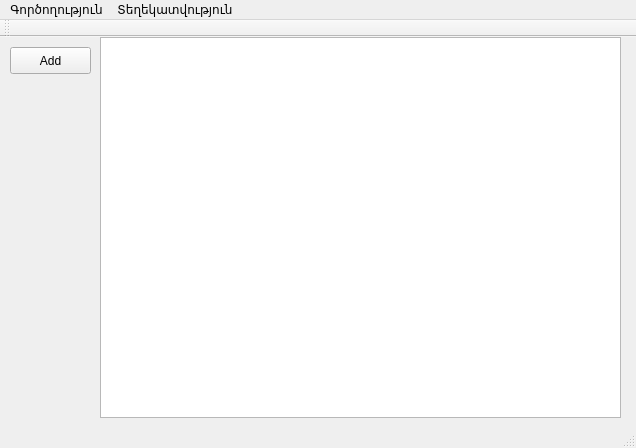
AndranikHovhannisyan/Tourniquets, file mainwindow.ui: the form before one commit.
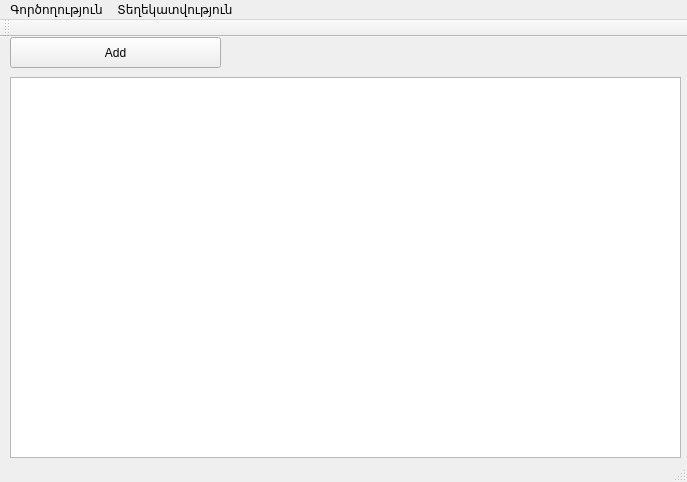
The form after the commit.

```diff
--- a/mainwindow.ui
+++ b/mainwindow.ui
@@ -6,8 +6,8 @@
    <rect>
     <x>0</x>
     <y>0</y>
-    <width>636</width>
-    <height>448</height>
+    <width>687</width>
+    <height>482</height>
    </rect>
   </property>
   <property name="windowTitle">
@@ -17,9 +17,9 @@
    <widget class="QTableView" name="tableView">
     <property name="geometry">
      <rect>
-      <x>100</x>
-      <y>0</y>
-      <width>521</width>
+      <x>10</x>
+      <y>40</y>
+      <width>671</width>
       <height>381</height>
      </rect>
     </property>
@@ -28,9 +28,9 @@
     <property name="geometry">
      <rect>
       <x>10</x>
-      <y>10</y>
-      <width>81</width>
-      <height>27</height>
+      <y>0</y>
+      <width>211</width>
+      <height>31</height>
      </rect>
     </property>
     <property name="text">
@@ -43,7 +43,7 @@
     <rect>
      <x>0</x>
      <y>0</y>
-     <width>636</width>
+     <width>687</width>
      <height>26</height>
     </rect>
    </property>
```
